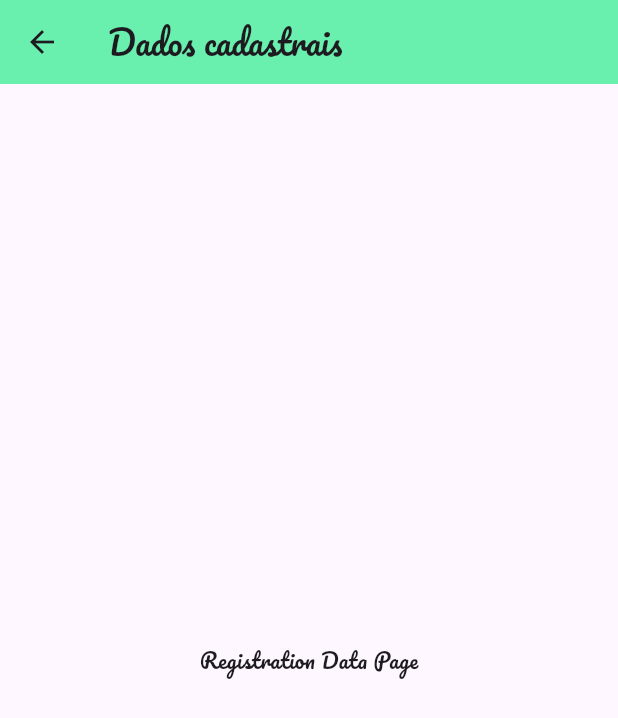
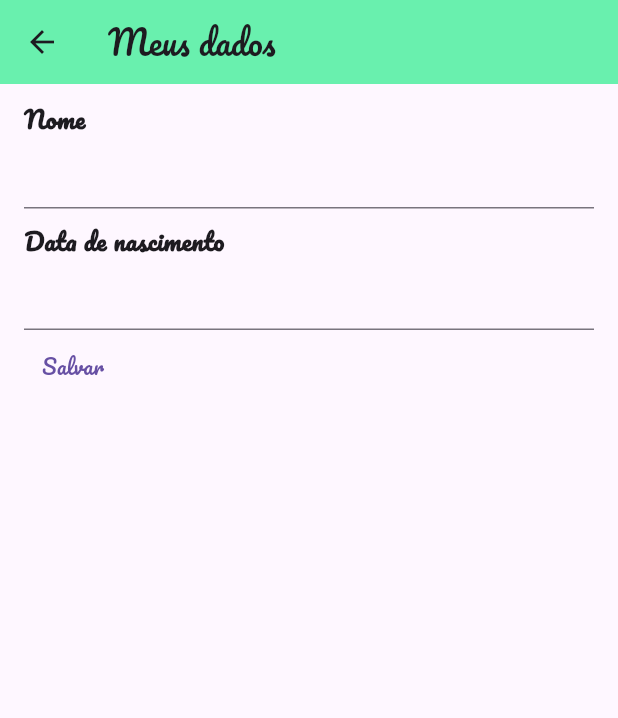
Before and after one commit to lmoreira256/trilhaapp, a Flutter app: the HomePage screen opened directly, in the side drawer, after a tap on "Dados cadastrais", on a phone screen of 412 x 824 dp. Shown: the top 718 px of the screen. Run offline on Flutter 3.47's test engine with Material 3 defaults, Android fonts, the phone set to English and light mode, and no system bars; our stand-ins replace google_fonts; network calls fail.

Commit message:
Criado componente de label

```diff
--- a/lib/pages/home_page.dart
+++ b/lib/pages/home_page.dart
@@ -1,5 +1,4 @@
 import 'package:flutter/material.dart';
-import 'package:flutter/widgets.dart';
 import 'package:trilhaapp/pages/registration_data_page.dart';
 
 class HomePage extends StatefulWidget {
@@ -10,7 +9,7 @@ class HomePage extends StatefulWidget {
 }
 
 class _HomePageState extends State<HomePage> {
-  PageController _pageViewController = PageController(initialPage: 0);
+  final PageController _pageViewController = PageController(initialPage: 0);
 
   int _currentIndexPageView = 0;
 
@@ -37,9 +36,8 @@ class _HomePageState extends State<HomePage> {
                   Navigator.push(
                     context,
                     MaterialPageRoute(
-                        builder: (context) => const RegistrationDataPage(
-                              text: 'Dados cadastrais',
-                            )),
+                      builder: (context) => const RegistrationDataPage(),
+                    ),
                   );
                 },
               ),
--- a/lib/pages/registration_data_page.dart
+++ b/lib/pages/registration_data_page.dart
@@ -1,21 +1,70 @@
 import 'package:flutter/material.dart';
+import 'package:trilhaapp/shared/widgets/text_label.dart';
 
-class RegistrationDataPage extends StatelessWidget {
-  final String text;
+class RegistrationDataPage extends StatefulWidget {
+  const RegistrationDataPage({super.key});
 
-  const RegistrationDataPage({
-    super.key,
-    required this.text,
-  });
+  @override
+  State<RegistrationDataPage> createState() => _RegistrationDataPageState();
+}
+
+class _RegistrationDataPageState extends State<RegistrationDataPage> {
+  final TextEditingController _nameController = TextEditingController(text: '');
+  final TextEditingController _dateOfBirthController =
+      TextEditingController(text: '');
+  DateTime? _dateOfBirth;
 
   @override
   Widget build(BuildContext context) {
     return Scaffold(
       appBar: AppBar(
-        title: Text(text),
+        title: const Text('Meus dados'),
       ),
-      body: const Center(
-        child: Text('Registration Data Page'),
+      body: Padding(
+        padding: const EdgeInsets.symmetric(
+          vertical: 12,
+          horizontal: 16,
+        ),
+        child: Column(
+          crossAxisAlignment: CrossAxisAlignment.start,
+          children: [
+            const TextLabel(
+              text: 'Nome',
+            ),
+            TextField(
+              controller: _nameController,
+            ),
+            const SizedBox(
+              height: 10,
+            ),
+            const TextLabel(
+              text: 'Data de nascimento',
+            ),
+            TextField(
+              readOnly: true,
+              controller: _dateOfBirthController,
+              onTap: () async {
+                var date = await showDatePicker(
+                  context: context,
+                  firstDate: DateTime(1900, 5, 1),
+                  lastDate: DateTime(2024, 9, 25),
+                );
+
+                if (date != null) {
+                  _dateOfBirthController.text = date.toString();
+                  _dateOfBirth = date;
+                }
+              },
+            ),
+            TextButton(
+              onPressed: () {
+                print(_nameController.text);
+                print(_dateOfBirth);
+              },
+              child: const Text('Salvar'),
+            ),
+          ],
+        ),
       ),
     );
   }
--- /dev/null
+++ b/lib/shared/widgets/text_label.dart
@@ -0,0 +1,21 @@
+import 'package:flutter/material.dart';
+
+class TextLabel extends StatelessWidget {
+  final String text;
+
+  const TextLabel({
+    super.key,
+    required this.text,
+  });
+
+  @override
+  Widget build(BuildContext context) {
+    return Text(
+      text,
+      style: const TextStyle(
+        fontSize: 16,
+        fontWeight: FontWeight.w700,
+      ),
+    );
+  }
+}
```
Also changed, not shown: lib/pages/login_page.dart (+24 -16 lines).
